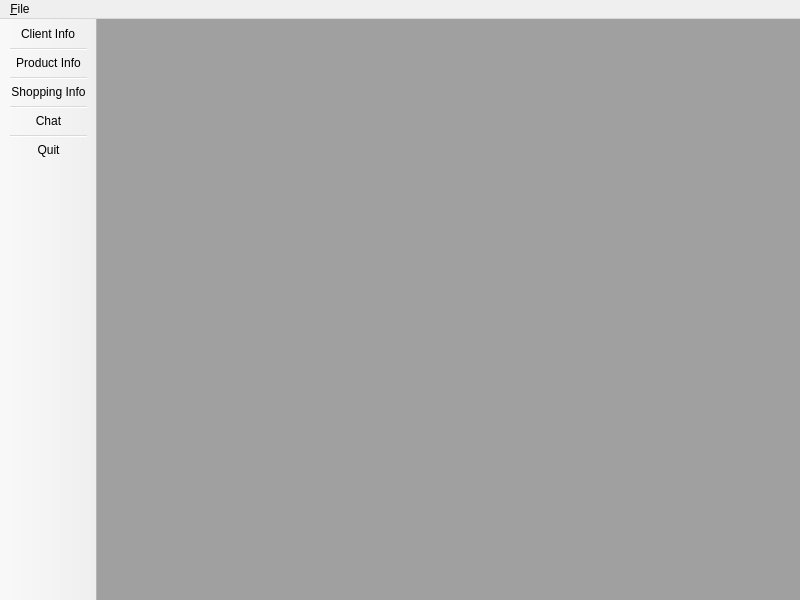
Qt form mainwindow.ui (Rasen1018/MINI-PROJECT3) before a commit.
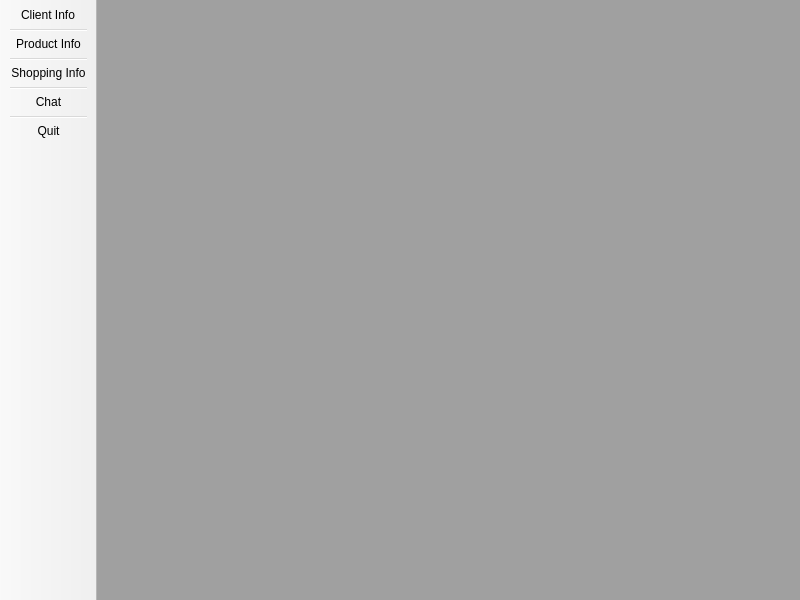
The same form after that commit. Icons and pictures are not drawn.

The edit to the form file:
```diff
--- a/mainwindow.ui
+++ b/mainwindow.ui
@@ -78,24 +78,6 @@
     </item>
    </layout>
   </widget>
-  <widget class="QMenuBar" name="menubar">
-   <property name="geometry">
-    <rect>
-     <x>0</x>
-     <y>0</y>
-     <width>800</width>
-     <height>17</height>
-    </rect>
-   </property>
-   <widget class="QMenu" name="menu_File">
-    <property name="title">
-     <string>&amp;File</string>
-    </property>
-    <addaction name="separator"/>
-    <addaction name="actionQuit"/>
-   </widget>
-   <addaction name="menu_File"/>
-  </widget>
   <widget class="QToolBar" name="toolBar">
    <property name="windowTitle">
     <string>toolBar</string>
@@ -106,6 +88,12 @@
    <property name="allowedAreas">
     <set>Qt::AllToolBarAreas</set>
    </property>
+   <property name="iconSize">
+    <size>
+     <width>60</width>
+     <height>80</height>
+    </size>
+   </property>
    <property name="floatable">
     <bool>false</bool>
    </property>
```
Left out of the diff: 26 changed lines with no effect on the pictures.
